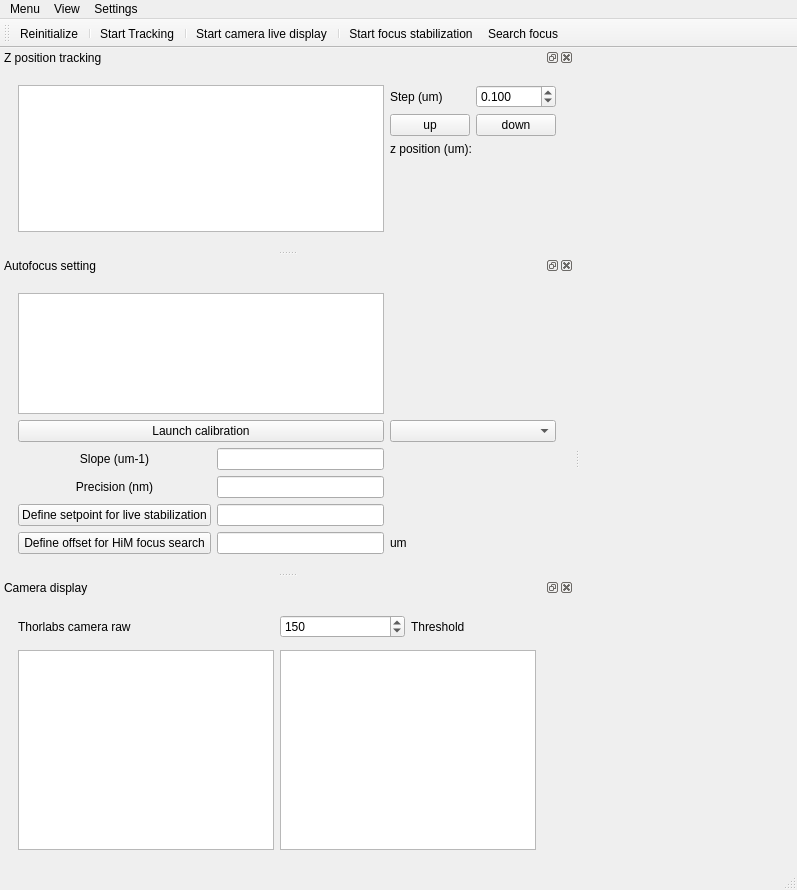
This is gui/focus/ui_focus_v3.ui in NollmannLab/qudi-HiM as Qt 5 draws it before an edit. The edited form follows.
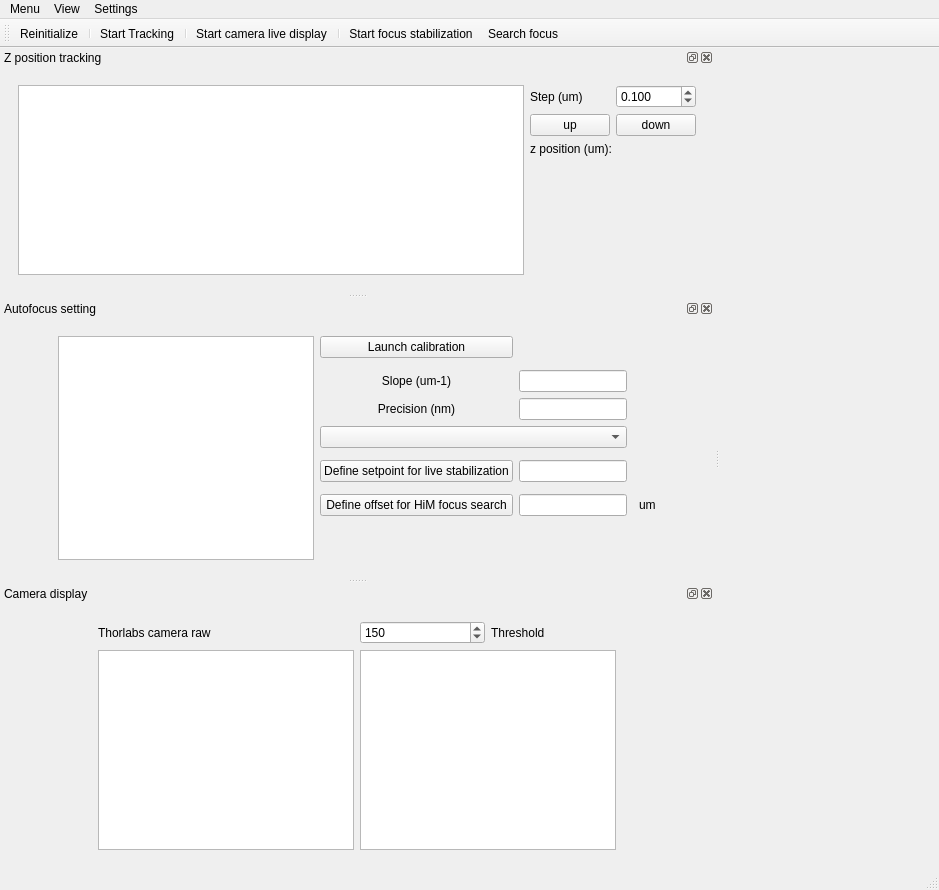
This is the edited form. Custom widgets are drawn as their Qt base class.

```diff
--- a/gui/focus/ui_focus_v3.ui
+++ b/gui/focus/ui_focus_v3.ui
@@ -6,7 +6,7 @@
    <rect>
     <x>0</x>
     <y>0</y>
-    <width>797</width>
+    <width>939</width>
     <height>890</height>
    </rect>
   </property>
@@ -21,7 +21,7 @@
     <rect>
      <x>0</x>
      <y>0</y>
-     <width>797</width>
+     <width>939</width>
      <height>20</height>
     </rect>
    </property>
@@ -162,13 +162,20 @@
    </attribute>
    <widget class="QWidget" name="dockWidgetContents_3">
     <layout class="QGridLayout" name="gridLayout_4">
-     <item row="0" column="0" colspan="2">
+     <item row="1" column="0">
       <widget class="QWidget" name="widget_2" native="true">
        <property name="autoFillBackground">
         <bool>true</bool>
        </property>
        <layout class="QGridLayout" name="gridLayout_7">
-        <item row="1" column="0" colspan="2">
+        <item row="8" column="4">
+         <widget class="QPushButton" name="find_offset_PushButton">
+          <property name="text">
+           <string>Define offset for HiM focus search</string>
+          </property>
+         </widget>
+        </item>
+        <item row="0" column="4">
          <widget class="QPushButton" name="calibration_PushButton">
           <property name="text">
            <string>Launch calibration</string>
@@ -178,69 +185,30 @@
           </property>
          </widget>
         </item>
-        <item row="3" column="1">
-         <widget class="QLineEdit" name="precision_lineEdit"/>
-        </item>
-        <item row="5" column="1">
-         <widget class="QLineEdit" name="offset_lineEdit"/>
-        </item>
-        <item row="4" column="0">
+        <item row="6" column="4">
          <widget class="QPushButton" name="setpoint_PushButton">
           <property name="text">
            <string>Define setpoint for live stabilization</string>
           </property>
          </widget>
         </item>
-        <item row="5" column="2">
+        <item row="8" column="7">
          <widget class="QLabel" name="offset_unit_label">
           <property name="text">
            <string>um</string>
           </property>
          </widget>
         </item>
-        <item row="5" column="0">
-         <widget class="QPushButton" name="find_offset_PushButton">
-          <property name="text">
-           <string>Define offset for HiM focus search</string>
-          </property>
-         </widget>
-        </item>
-        <item row="4" column="1">
+        <item row="6" column="5">
          <widget class="QLineEdit" name="setpoint_lineEdit"/>
         </item>
-        <item row="0" column="0" colspan="2">
-         <widget class="PlotWidget" name="calibration_PlotWidget"/>
-        </item>
-        <item row="2" column="1">
+        <item row="2" column="5">
          <widget class="QLineEdit" name="slope_lineEdit"/>
         </item>
-        <item row="1" column="2">
-         <widget class="QComboBox" name="comboBox"/>
+        <item row="3" column="5">
+         <widget class="QLineEdit" name="precision_lineEdit"/>
         </item>
-        <item row="2" column="0">
-         <widget class="QLabel" name="slope_Label">
-          <property name="text">
-           <string>Slope (um-1)</string>
-          </property>
-          <property name="alignment">
-           <set>Qt::AlignCenter</set>
-          </property>
-         </widget>
-        </item>
-        <item row="0" column="2">
-         <spacer name="horizontalSpacer">
-          <property name="orientation">
-           <enum>Qt::Horizontal</enum>
-          </property>
-          <property name="sizeHint" stdset="0">
-           <size>
-            <width>40</width>
-            <height>20</height>
-           </size>
-          </property>
-         </spacer>
-        </item>
-        <item row="3" column="0">
+        <item row="3" column="4">
          <widget class="QLabel" name="label_3">
           <property name="text">
            <string>Precision (nm)</string>
@@ -250,6 +218,68 @@
           </property>
          </widget>
         </item>
+        <item row="0" column="1" rowspan="10" colspan="2">
+         <widget class="PlotWidget" name="calibration_PlotWidget">
+          <property name="dragMode">
+           <enum>QGraphicsView::ScrollHandDrag</enum>
+          </property>
+         </widget>
+        </item>
+        <item row="0" column="0">
+         <spacer name="horizontalSpacer">
+          <property name="orientation">
+           <enum>Qt::Horizontal</enum>
+          </property>
+          <property name="sizeHint" stdset="0">
+           <size>
+            <width>40</width>
+            <height>20</height>
+           </size>
+          </property>
+         </spacer>
+        </item>
+        <item row="2" column="4">
+         <widget class="QLabel" name="slope_Label">
+          <property name="text">
+           <string>Slope (um-1)</string>
+          </property>
+          <property name="alignment">
+           <set>Qt::AlignCenter</set>
+          </property>
+         </widget>
+        </item>
+        <item row="4" column="4" colspan="2">
+         <widget class="QComboBox" name="comboBox"/>
+        </item>
+        <item row="9" column="4" colspan="4">
+         <spacer name="verticalSpacer_2">
+          <property name="orientation">
+           <enum>Qt::Vertical</enum>
+          </property>
+          <property name="sizeHint" stdset="0">
+           <size>
+            <width>20</width>
+            <height>40</height>
+           </size>
+          </property>
+         </spacer>
+        </item>
+        <item row="8" column="5">
+         <widget class="QLineEdit" name="offset_lineEdit"/>
+        </item>
+        <item row="8" column="8">
+         <spacer name="horizontalSpacer_2">
+          <property name="orientation">
+           <enum>Qt::Horizontal</enum>
+          </property>
+          <property name="sizeHint" stdset="0">
+           <size>
+            <width>40</width>
+            <height>20</height>
+           </size>
+          </property>
+         </spacer>
+        </item>
        </layout>
       </widget>
      </item>
@@ -271,7 +301,20 @@
         <bool>true</bool>
        </property>
        <layout class="QGridLayout" name="gridLayout_3">
-        <item row="3" column="1">
+        <item row="2" column="0">
+         <spacer name="horizontalSpacer_3">
+          <property name="orientation">
+           <enum>Qt::Horizontal</enum>
+          </property>
+          <property name="sizeHint" stdset="0">
+           <size>
+            <width>40</width>
+            <height>20</height>
+           </size>
+          </property>
+         </spacer>
+        </item>
+        <item row="2" column="2">
          <widget class="PlotWidget" name="threshold_image_PlotWidget">
           <property name="sizePolicy">
            <sizepolicy hsizetype="Expanding" vsizetype="Expanding">
@@ -296,14 +339,14 @@
           </property>
          </widget>
         </item>
-        <item row="1" column="0">
+        <item row="1" column="1">
          <widget class="QLabel" name="live_label">
           <property name="text">
            <string>Thorlabs camera raw</string>
           </property>
          </widget>
         </item>
-        <item row="1" column="1">
+        <item row="1" column="2">
          <layout class="QHBoxLayout" name="horizontalLayout">
           <item>
            <widget class="QSpinBox" name="threshold_SpinBox">
@@ -327,7 +370,7 @@
           </item>
          </layout>
         </item>
-        <item row="3" column="0">
+        <item row="2" column="1">
          <widget class="PlotWidget" name="raw_image_PlotWidget">
           <property name="sizePolicy">
            <sizepolicy hsizetype="Expanding" vsizetype="Expanding">
@@ -352,15 +395,15 @@
           </property>
          </widget>
         </item>
-        <item row="1" column="2" rowspan="3">
-         <spacer name="verticalSpacer_2">
+        <item row="2" column="3">
+         <spacer name="horizontalSpacer_4">
           <property name="orientation">
-           <enum>Qt::Vertical</enum>
+           <enum>Qt::Horizontal</enum>
           </property>
           <property name="sizeHint" stdset="0">
            <size>
-            <width>20</width>
-            <height>40</height>
+            <width>40</width>
+            <height>20</height>
            </size>
           </property>
          </spacer>
```
